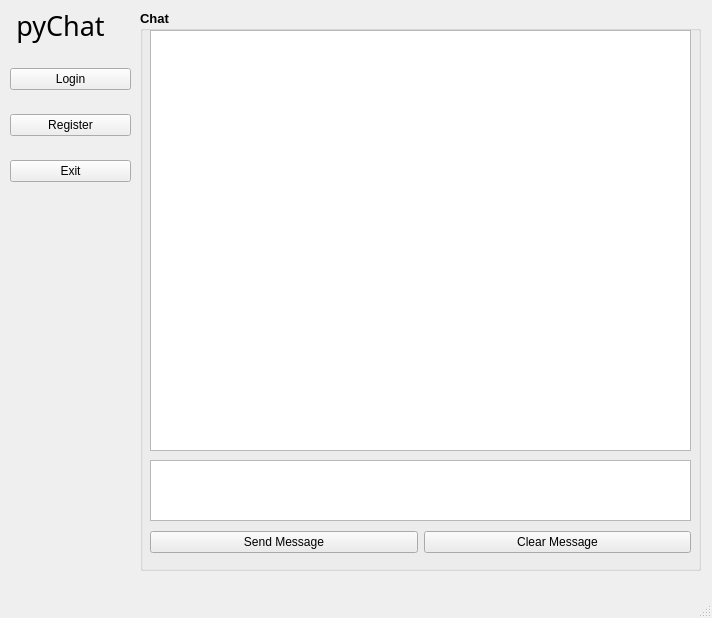
Old version of the form pyChatClientGUI.ui in the repository hdnate08/pyChatClient.
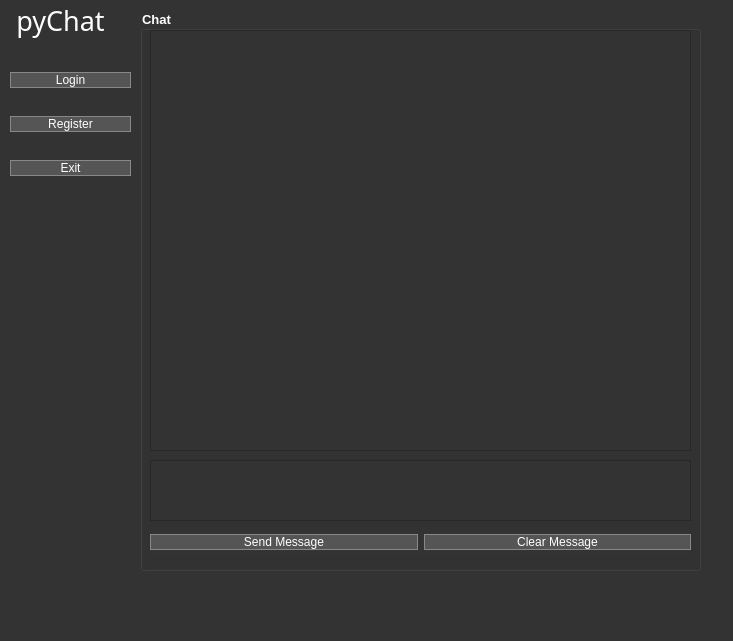
New version of the form.

Commit message: Setting up button connections and their functions

Diff of the .ui file:
```diff
--- a/pyChatClientGUI.ui
+++ b/pyChatClientGUI.ui
@@ -6,13 +6,29 @@
    <rect>
     <x>0</x>
     <y>0</y>
-    <width>712</width>
-    <height>618</height>
+    <width>733</width>
+    <height>641</height>
    </rect>
   </property>
   <property name="windowTitle">
    <string>MainWindow</string>
   </property>
+  <property name="styleSheet">
+   <string notr="true">QWidget {
+    background-color: #333333;
+    color: #ffffff;
+}
+
+QLabel {
+    color: #ffffff;
+}
+
+QPushButton {
+    background-color: #555555;
+    color: #ffffff;
+    border: 1px solid #888888;
+}</string>
+  </property>
   <widget class="QWidget" name="centralwidget">
    <widget class="QLabel" name="applicationTitle_label">
     <property name="geometry">
@@ -20,7 +36,7 @@
       <x>0</x>
       <y>0</y>
       <width>121</width>
-      <height>51</height>
+      <height>41</height>
      </rect>
     </property>
     <property name="font">
@@ -77,6 +93,34 @@
     <property name="title">
      <string>Chat</string>
     </property>
+    <widget class="QWidget" name="layoutWidget">
+     <property name="geometry">
+      <rect>
+       <x>10</x>
+       <y>520</y>
+       <width>541</width>
+       <height>25</height>
+      </rect>
+     </property>
+     <layout class="QHBoxLayout" name="horizontalLayout">
+      <item>
+       <widget class="QPushButton" name="sendMessage_pushButton">
+        <property name="text">
+         <string>Send Message</string>
+        </property>
+       </widget>
+      </item>
+      <item>
+       <widget class="QPushButton" name="clearMessage_pushButton">
+        <property name="text">
+         <string>Clear Message</string>
+        </property>
+       </widget>
+      </item>
+     </layout>
+     <zorder>clearMessage_pushButton</zorder>
+     <zorder>sendMessage_pushButton</zorder>
+    </widget>
    </widget>
    <widget class="QWidget" name="layoutWidget">
     <property name="geometry">
@@ -111,36 +155,6 @@
      </item>
     </layout>
    </widget>
-   <widget class="QWidget" name="layoutWidget">
-    <property name="geometry">
-     <rect>
-      <x>150</x>
-      <y>530</y>
-      <width>541</width>
-      <height>25</height>
-     </rect>
-    </property>
-    <layout class="QHBoxLayout" name="horizontalLayout">
-     <item>
-      <widget class="QPushButton" name="sendMessage_pushButton">
-       <property name="text">
-        <string>Send Message</string>
-       </property>
-      </widget>
-     </item>
-     <item>
-      <widget class="QPushButton" name="clearMessage_pushButton">
-       <property name="text">
-        <string>Clear Message</string>
-       </property>
-      </widget>
-     </item>
-    </layout>
-    <zorder>clearMessage_pushButton</zorder>
-    <zorder>sendMessage_pushButton</zorder>
-   </widget>
-   <zorder>layoutWidget</zorder>
-   <zorder>layoutWidget</zorder>
    <zorder>chatBox_groupBox</zorder>
    <zorder>applicationTitle_label</zorder>
    <zorder>inputChat_textEdit</zorder>
```
Left out of the diff: 3 changed lines with no effect on the pictures. The commit also changes 2 other files.
